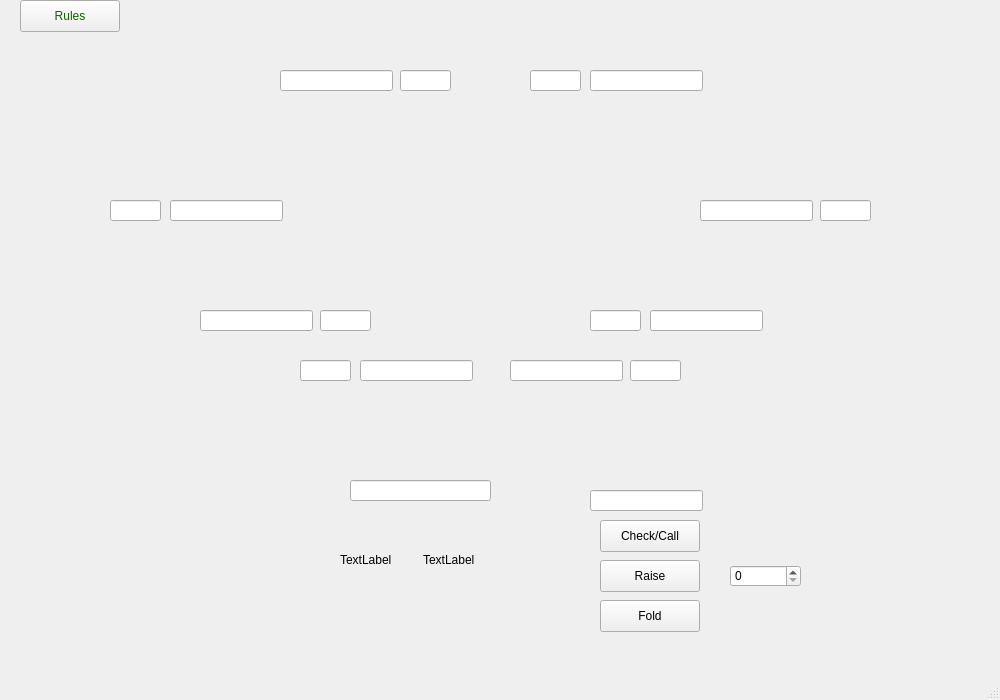
This is Poker/Visuals/Gamewindow/gamewindow.ui in Cenzito/Poker as Qt 5 draws it before an edit. The edited form follows.
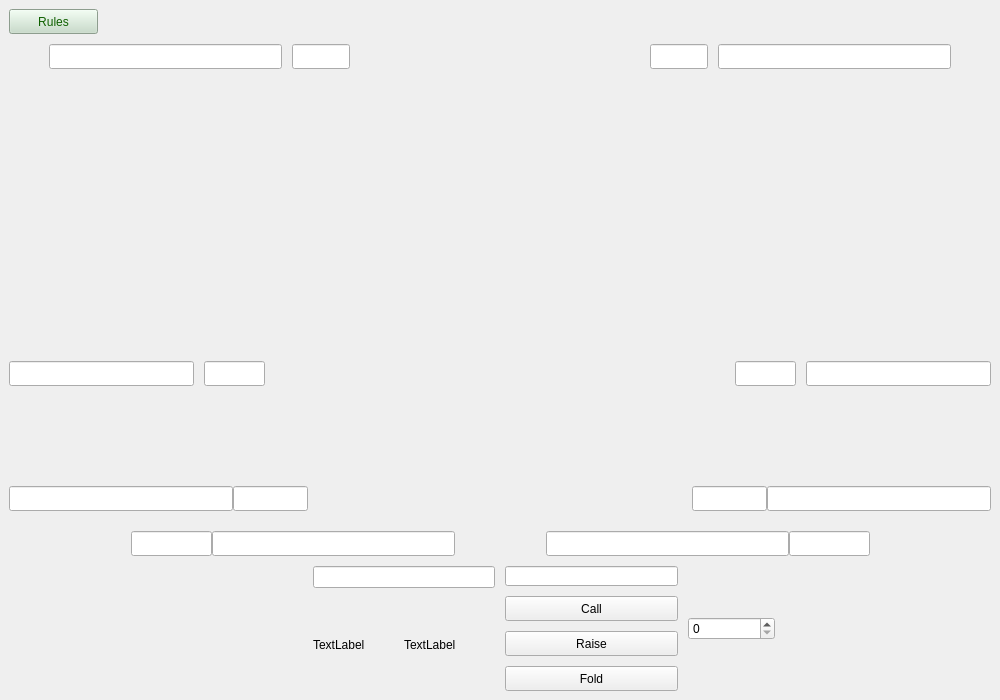
This is the edited form. Icons and pictures are not drawn.

Commit message: beginning of the layout display

```diff
--- a/Poker/Visuals/Gamewindow/gamewindow.ui
+++ b/Poker/Visuals/Gamewindow/gamewindow.ui
@@ -15,8 +15,8 @@
   </property>
   <property name="maximumSize">
    <size>
-    <width>1000</width>
-    <height>700</height>
+    <width>2000</width>
+    <height>2000</height>
    </size>
   </property>
   <property name="windowTitle">
@@ -26,593 +26,782 @@
    <string notr="true"/>
   </property>
   <widget class="QWidget" name="centralwidget">
-   <widget class="QLabel" name="label_card2">
-    <property name="geometry">
-     <rect>
-      <x>440</x>
-      <y>520</y>
-      <width>91</width>
-      <height>121</height>
-     </rect>
+   <property name="enabled">
+    <bool>true</bool>
+   </property>
+   <property name="cursor">
+    <cursorShape>OpenHandCursor</cursorShape>
+   </property>
+   <property name="mouseTracking">
+    <bool>false</bool>
+   </property>
+   <layout class="QVBoxLayout" name="verticalLayout_2" stretch="2,2,0,2,0,4,12">
+    <property name="spacing">
+     <number>10</number>
     </property>
-    <property name="styleSheet">
-     <string notr="true"/>
-    </property>
-    <property name="text">
-     <string/>
-    </property>
-   </widget>
-   <widget class="QPushButton" name="pushButton">
-    <property name="geometry">
-     <rect>
-      <x>20</x>
-      <y>0</y>
-      <width>100</width>
-      <height>32</height>
-     </rect>
-    </property>
-    <property name="styleSheet">
-     <string notr="true">background: none;
+    <item>
+     <layout class="QHBoxLayout" name="horizontalLayout_11" stretch="2,20">
+      <item>
+       <widget class="QPushButton" name="pushButton">
+        <property name="minimumSize">
+         <size>
+          <width>80</width>
+          <height>25</height>
+         </size>
+        </property>
+        <property name="styleSheet">
+         <string notr="true">
+background-color: rgb(197, 220, 199);
 color: rgb(15, 96, 0);</string>
-    </property>
-    <property name="text">
-     <string>Rules</string>
-    </property>
-   </widget>
-   <widget class="QPushButton" name="CallButton">
-    <property name="geometry">
-     <rect>
-      <x>600</x>
-      <y>520</y>
-      <width>100</width>
-      <height>32</height>
-     </rect>
-    </property>
-    <property name="text">
-     <string>Check/Call</string>
-    </property>
-   </widget>
-   <widget class="QPushButton" name="RaiseButton">
-    <property name="geometry">
-     <rect>
-      <x>600</x>
-      <y>560</y>
-      <width>100</width>
-      <height>32</height>
-     </rect>
-    </property>
-    <property name="text">
-     <string>Raise</string>
-    </property>
-   </widget>
-   <widget class="QPushButton" name="FoldButton">
-    <property name="geometry">
-     <rect>
-      <x>600</x>
-      <y>600</y>
-      <width>100</width>
-      <height>32</height>
-     </rect>
-    </property>
-    <property name="text">
-     <string>Fold</string>
-    </property>
-   </widget>
-   <widget class="QSpinBox" name="raise_box">
-    <property name="geometry">
-     <rect>
-      <x>730</x>
-      <y>565</y>
-      <width>71</width>
-      <height>22</height>
-     </rect>
-    </property>
-    <property name="maximum">
-     <number>10000000</number>
-    </property>
-    <property name="singleStep">
-     <number>100</number>
-    </property>
-   </widget>
-   <widget class="QLabel" name="label_card1">
-    <property name="geometry">
-     <rect>
-      <x>330</x>
-      <y>520</y>
-      <width>91</width>
-      <height>121</height>
-     </rect>
-    </property>
-    <property name="styleSheet">
-     <string notr="true"/>
-    </property>
-    <property name="text">
-     <string/>
-    </property>
-   </widget>
-   <widget class="QLineEdit" name="cumulative_bet_line">
-    <property name="geometry">
-     <rect>
-      <x>590</x>
-      <y>490</y>
-      <width>113</width>
-      <height>21</height>
-     </rect>
-    </property>
-    <property name="inputMask">
-     <string/>
-    </property>
-    <property name="frame">
-     <bool>true</bool>
-    </property>
-    <property name="alignment">
-     <set>Qt::AlignCenter</set>
-    </property>
-    <property name="readOnly">
-     <bool>true</bool>
-    </property>
-   </widget>
-   <widget class="QLineEdit" name="name_line">
-    <property name="geometry">
-     <rect>
-      <x>350</x>
-      <y>480</y>
-      <width>141</width>
-      <height>21</height>
-     </rect>
-    </property>
-    <property name="alignment">
-     <set>Qt::AlignCenter</set>
-    </property>
-    <property name="readOnly">
-     <bool>true</bool>
-    </property>
-   </widget>
-   <widget class="QWidget" name="horizontalLayoutWidget">
-    <property name="geometry">
-     <rect>
-      <x>340</x>
-      <y>520</y>
-      <width>160</width>
-      <height>80</height>
-     </rect>
-    </property>
-    <layout class="QHBoxLayout" name="horizontalLayout">
-     <item>
-      <widget class="QLabel" name="label">
-       <property name="styleSheet">
-        <string notr="true">background: none;</string>
-       </property>
-       <property name="text">
-        <string>TextLabel</string>
-       </property>
-      </widget>
-     </item>
-     <item>
-      <widget class="QLabel" name="label_2">
-       <property name="styleSheet">
-        <string notr="true">background: none;</string>
-       </property>
-       <property name="text">
-        <string>TextLabel</string>
-       </property>
-      </widget>
-     </item>
-    </layout>
-   </widget>
-   <widget class="QLabel" name="label_table">
-    <property name="geometry">
-     <rect>
-      <x>80</x>
-      <y>10</y>
-      <width>821</width>
-      <height>461</height>
-     </rect>
-    </property>
-    <property name="styleSheet">
-     <string notr="true"/>
-    </property>
-    <property name="text">
-     <string/>
-    </property>
-   </widget>
-   <widget class="QLineEdit" name="line_player1">
-    <property name="geometry">
-     <rect>
-      <x>280</x>
-      <y>70</y>
-      <width>113</width>
-      <height>21</height>
-     </rect>
-    </property>
-    <property name="alignment">
-     <set>Qt::AlignCenter</set>
-    </property>
-    <property name="readOnly">
-     <bool>true</bool>
-    </property>
-   </widget>
-   <widget class="QLineEdit" name="line_player3">
-    <property name="geometry">
-     <rect>
-      <x>700</x>
-      <y>200</y>
-      <width>113</width>
-      <height>21</height>
-     </rect>
-    </property>
-    <property name="alignment">
-     <set>Qt::AlignCenter</set>
-    </property>
-    <property name="readOnly">
-     <bool>true</bool>
-    </property>
-   </widget>
-   <widget class="QLineEdit" name="line_player4">
-    <property name="geometry">
-     <rect>
-      <x>650</x>
-      <y>310</y>
-      <width>113</width>
-      <height>21</height>
-     </rect>
-    </property>
-    <property name="alignment">
-     <set>Qt::AlignCenter</set>
-    </property>
-    <property name="readOnly">
-     <bool>true</bool>
-    </property>
-   </widget>
-   <widget class="QLineEdit" name="line_player5">
-    <property name="geometry">
-     <rect>
-      <x>510</x>
-      <y>360</y>
-      <width>113</width>
-      <height>21</height>
-     </rect>
-    </property>
-    <property name="alignment">
-     <set>Qt::AlignCenter</set>
-    </property>
-    <property name="readOnly">
-     <bool>true</bool>
-    </property>
-   </widget>
-   <widget class="QLineEdit" name="line_player7">
-    <property name="geometry">
-     <rect>
-      <x>200</x>
-      <y>310</y>
-      <width>113</width>
-      <height>21</height>
-     </rect>
-    </property>
-    <property name="alignment">
-     <set>Qt::AlignCenter</set>
-    </property>
-    <property name="readOnly">
-     <bool>true</bool>
-    </property>
-   </widget>
-   <widget class="QLineEdit" name="line_player8">
-    <property name="geometry">
-     <rect>
-      <x>170</x>
-      <y>200</y>
-      <width>113</width>
-      <height>21</height>
-     </rect>
-    </property>
-    <property name="alignment">
-     <set>Qt::AlignCenter</set>
-    </property>
-    <property name="readOnly">
-     <bool>true</bool>
-    </property>
-   </widget>
-   <widget class="QLineEdit" name="line_player6">
-    <property name="geometry">
-     <rect>
-      <x>360</x>
-      <y>360</y>
-      <width>113</width>
-      <height>21</height>
-     </rect>
-    </property>
-    <property name="alignment">
-     <set>Qt::AlignCenter</set>
-    </property>
-    <property name="readOnly">
-     <bool>true</bool>
-    </property>
-   </widget>
-   <widget class="QLineEdit" name="line_player2">
-    <property name="geometry">
-     <rect>
-      <x>590</x>
-      <y>70</y>
-      <width>113</width>
-      <height>21</height>
-     </rect>
-    </property>
-    <property name="alignment">
-     <set>Qt::AlignCenter</set>
-    </property>
-    <property name="readOnly">
-     <bool>true</bool>
-    </property>
-   </widget>
-   <widget class="QLineEdit" name="line_bet8">
-    <property name="geometry">
-     <rect>
-      <x>110</x>
-      <y>200</y>
-      <width>51</width>
-      <height>21</height>
-     </rect>
-    </property>
-    <property name="alignment">
-     <set>Qt::AlignCenter</set>
-    </property>
-    <property name="readOnly">
-     <bool>true</bool>
-    </property>
-   </widget>
-   <widget class="QLineEdit" name="line_bet5">
-    <property name="geometry">
-     <rect>
-      <x>630</x>
-      <y>360</y>
-      <width>51</width>
-      <height>21</height>
-     </rect>
-    </property>
-    <property name="alignment">
-     <set>Qt::AlignCenter</set>
-    </property>
-    <property name="readOnly">
-     <bool>true</bool>
-    </property>
-   </widget>
-   <widget class="QLineEdit" name="line_bet6">
-    <property name="geometry">
-     <rect>
-      <x>300</x>
-      <y>360</y>
-      <width>51</width>
-      <height>21</height>
-     </rect>
-    </property>
-    <property name="alignment">
-     <set>Qt::AlignCenter</set>
-    </property>
-    <property name="readOnly">
-     <bool>true</bool>
-    </property>
-   </widget>
-   <widget class="QLineEdit" name="line_bet7">
-    <property name="geometry">
-     <rect>
-      <x>320</x>
-      <y>310</y>
-      <width>51</width>
-      <height>21</height>
-     </rect>
-    </property>
-    <property name="alignment">
-     <set>Qt::AlignCenter</set>
-    </property>
-    <property name="readOnly">
-     <bool>true</bool>
-    </property>
-   </widget>
-   <widget class="QLineEdit" name="line_bet1">
-    <property name="geometry">
-     <rect>
-      <x>400</x>
-      <y>70</y>
-      <width>51</width>
-      <height>21</height>
-     </rect>
-    </property>
-    <property name="alignment">
-     <set>Qt::AlignCenter</set>
-    </property>
-    <property name="readOnly">
-     <bool>true</bool>
-    </property>
-   </widget>
-   <widget class="QLineEdit" name="line_bet3">
-    <property name="geometry">
-     <rect>
-      <x>820</x>
-      <y>200</y>
-      <width>51</width>
-      <height>21</height>
-     </rect>
-    </property>
-    <property name="alignment">
-     <set>Qt::AlignCenter</set>
-    </property>
-    <property name="readOnly">
-     <bool>true</bool>
-    </property>
-   </widget>
-   <widget class="QLineEdit" name="line_bet4">
-    <property name="geometry">
-     <rect>
-      <x>590</x>
-      <y>310</y>
-      <width>51</width>
-      <height>21</height>
-     </rect>
-    </property>
-    <property name="alignment">
-     <set>Qt::AlignCenter</set>
-    </property>
-    <property name="readOnly">
-     <bool>true</bool>
-    </property>
-   </widget>
-   <widget class="QLineEdit" name="line_bet2">
-    <property name="geometry">
-     <rect>
-      <x>530</x>
-      <y>70</y>
-      <width>51</width>
-      <height>21</height>
-     </rect>
-    </property>
-    <property name="alignment">
-     <set>Qt::AlignCenter</set>
-    </property>
-    <property name="readOnly">
-     <bool>true</bool>
-    </property>
-   </widget>
-   <widget class="QLabel" name="label_middlecard1">
-    <property name="geometry">
-     <rect>
-      <x>320</x>
-      <y>160</y>
-      <width>61</width>
-      <height>81</height>
-     </rect>
-    </property>
-    <property name="styleSheet">
-     <string notr="true"/>
-    </property>
-    <property name="text">
-     <string/>
-    </property>
-   </widget>
-   <widget class="QLabel" name="label_middlecard2">
-    <property name="geometry">
-     <rect>
-      <x>390</x>
-      <y>160</y>
-      <width>61</width>
-      <height>81</height>
-     </rect>
-    </property>
-    <property name="styleSheet">
-     <string notr="true"/>
-    </property>
-    <property name="text">
-     <string/>
-    </property>
-   </widget>
-   <widget class="QLabel" name="label_middlecard3">
-    <property name="geometry">
-     <rect>
-      <x>460</x>
-      <y>160</y>
-      <width>61</width>
-      <height>81</height>
-     </rect>
-    </property>
-    <property name="styleSheet">
-     <string notr="true"/>
-    </property>
-    <property name="text">
-     <string/>
-    </property>
-   </widget>
-   <widget class="QLabel" name="label_middlecard4">
-    <property name="geometry">
-     <rect>
-      <x>530</x>
-      <y>160</y>
-      <width>61</width>
-      <height>81</height>
-     </rect>
-    </property>
-    <property name="styleSheet">
-     <string notr="true"/>
-    </property>
-    <property name="text">
-     <string/>
-    </property>
-   </widget>
-   <widget class="QLabel" name="label_middlecard5">
-    <property name="geometry">
-     <rect>
-      <x>600</x>
-      <y>160</y>
-      <width>61</width>
-      <height>81</height>
-     </rect>
-    </property>
-    <property name="styleSheet">
-     <string notr="true"/>
-    </property>
-    <property name="text">
-     <string/>
-    </property>
-   </widget>
-   <widget class="QLabel" name="label_pot">
-    <property name="geometry">
-     <rect>
-      <x>450</x>
-      <y>220</y>
-      <width>81</width>
-      <height>81</height>
-     </rect>
-    </property>
-    <property name="text">
-     <string/>
-    </property>
-    <property name="scaledContents">
-     <bool>true</bool>
-    </property>
-   </widget>
-   <zorder>horizontalLayoutWidget</zorder>
-   <zorder>label_table</zorder>
-   <zorder>label_card2</zorder>
-   <zorder>CallButton</zorder>
-   <zorder>RaiseButton</zorder>
-   <zorder>FoldButton</zorder>
-   <zorder>raise_box</zorder>
-   <zorder>label_card1</zorder>
-   <zorder>cumulative_bet_line</zorder>
-   <zorder>name_line</zorder>
-   <zorder>pushButton</zorder>
-   <zorder>line_player1</zorder>
-   <zorder>line_player3</zorder>
-   <zorder>line_player4</zorder>
-   <zorder>line_player5</zorder>
-   <zorder>line_player7</zorder>
-   <zorder>line_player8</zorder>
-   <zorder>line_player6</zorder>
-   <zorder>line_player2</zorder>
-   <zorder>line_bet8</zorder>
-   <zorder>line_bet5</zorder>
-   <zorder>line_bet6</zorder>
-   <zorder>line_bet7</zorder>
-   <zorder>line_bet1</zorder>
-   <zorder>line_bet3</zorder>
-   <zorder>line_bet4</zorder>
-   <zorder>line_bet2</zorder>
-   <zorder>label_middlecard1</zorder>
-   <zorder>label_middlecard2</zorder>
-   <zorder>label_middlecard3</zorder>
-   <zorder>label_middlecard4</zorder>
-   <zorder>label_middlecard5</zorder>
-   <zorder>label_pot</zorder>
-  </widget>
-  <widget class="QMenuBar" name="menubar">
-   <property name="geometry">
-    <rect>
-     <x>0</x>
-     <y>0</y>
-     <width>1000</width>
-     <height>21</height>
-    </rect>
-   </property>
-  </widget>
-  <widget class="QStatusBar" name="statusbar"/>
+        </property>
+        <property name="text">
+         <string>Rules</string>
+        </property>
+       </widget>
+      </item>
+      <item>
+       <spacer name="horizontalSpacer_12">
+        <property name="orientation">
+         <enum>Qt::Horizontal</enum>
+        </property>
+        <property name="sizeHint" stdset="0">
+         <size>
+          <width>40</width>
+          <height>20</height>
+         </size>
+        </property>
+       </spacer>
+      </item>
+     </layout>
+    </item>
+    <item>
+     <layout class="QHBoxLayout" name="horizontalLayout_2" stretch="0,8,2,10,2,8,0">
+      <property name="sizeConstraint">
+       <enum>QLayout::SetMinimumSize</enum>
+      </property>
+      <item>
+       <spacer name="horizontalSpacer_16">
+        <property name="orientation">
+         <enum>Qt::Horizontal</enum>
+        </property>
+        <property name="sizeHint" stdset="0">
+         <size>
+          <width>40</width>
+          <height>20</height>
+         </size>
+        </property>
+       </spacer>
+      </item>
+      <item>
+       <widget class="QLineEdit" name="line_bet1">
+        <property name="minimumSize">
+         <size>
+          <width>110</width>
+          <height>25</height>
+         </size>
+        </property>
+        <property name="alignment">
+         <set>Qt::AlignCenter</set>
+        </property>
+        <property name="readOnly">
+         <bool>true</bool>
+        </property>
+       </widget>
+      </item>
+      <item>
+       <widget class="QLineEdit" name="line_player1">
+        <property name="minimumSize">
+         <size>
+          <width>50</width>
+          <height>25</height>
+         </size>
+        </property>
+        <property name="alignment">
+         <set>Qt::AlignCenter</set>
+        </property>
+        <property name="readOnly">
+         <bool>true</bool>
+        </property>
+       </widget>
+      </item>
+      <item>
+       <spacer name="horizontalSpacer">
+        <property name="orientation">
+         <enum>Qt::Horizontal</enum>
+        </property>
+        <property name="sizeHint" stdset="0">
+         <size>
+          <width>40</width>
+          <height>20</height>
+         </size>
+        </property>
+       </spacer>
+      </item>
+      <item>
+       <widget class="QLineEdit" name="line_bet2">
+        <property name="minimumSize">
+         <size>
+          <width>50</width>
+          <height>25</height>
+         </size>
+        </property>
+        <property name="alignment">
+         <set>Qt::AlignCenter</set>
+        </property>
+        <property name="readOnly">
+         <bool>true</bool>
+        </property>
+       </widget>
+      </item>
+      <item>
+       <widget class="QLineEdit" name="line_player2">
+        <property name="minimumSize">
+         <size>
+          <width>110</width>
+          <height>25</height>
+         </size>
+        </property>
+        <property name="alignment">
+         <set>Qt::AlignCenter</set>
+        </property>
+        <property name="readOnly">
+         <bool>true</bool>
+        </property>
+       </widget>
+      </item>
+      <item>
+       <spacer name="horizontalSpacer_17">
+        <property name="orientation">
+         <enum>Qt::Horizontal</enum>
+        </property>
+        <property name="sizeHint" stdset="0">
+         <size>
+          <width>40</width>
+          <height>20</height>
+         </size>
+        </property>
+       </spacer>
+      </item>
+     </layout>
+    </item>
+    <item>
+     <spacer name="verticalSpacer">
+      <property name="orientation">
+       <enum>Qt::Vertical</enum>
+      </property>
+      <property name="sizeHint" stdset="0">
+       <size>
+        <width>20</width>
+        <height>10</height>
+       </size>
+      </property>
+     </spacer>
+    </item>
+    <item>
+     <layout class="QHBoxLayout" name="horizontalLayout_4" stretch="6,2,0,12,0,2,6">
+      <item>
+       <widget class="QLineEdit" name="line_player8">
+        <property name="minimumSize">
+         <size>
+          <width>110</width>
+          <height>25</height>
+         </size>
+        </property>
+        <property name="alignment">
+         <set>Qt::AlignCenter</set>
+        </property>
+        <property name="readOnly">
+         <bool>true</bool>
+        </property>
+       </widget>
+      </item>
+      <item>
+       <widget class="QLineEdit" name="line_bet8">
+        <property name="minimumSize">
+         <size>
+          <width>50</width>
+          <height>25</height>
+         </size>
+        </property>
+        <property name="alignment">
+         <set>Qt::AlignCenter</set>
+        </property>
+        <property name="readOnly">
+         <bool>true</bool>
+        </property>
+       </widget>
+      </item>
+      <item>
+       <spacer name="horizontalSpacer_2">
+        <property name="orientation">
+         <enum>Qt::Horizontal</enum>
+        </property>
+        <property name="sizeHint" stdset="0">
+         <size>
+          <width>40</width>
+          <height>20</height>
+         </size>
+        </property>
+       </spacer>
+      </item>
+      <item>
+       <layout class="QHBoxLayout" name="horizontalLayout_3">
+        <item>
+         <widget class="QLabel" name="label_middlecard3">
+          <property name="styleSheet">
+           <string notr="true"/>
+          </property>
+          <property name="text">
+           <string/>
+          </property>
+         </widget>
+        </item>
+        <item>
+         <widget class="QLabel" name="label_middlecard4">
+          <property name="styleSheet">
+           <string notr="true"/>
+          </property>
+          <property name="text">
+           <string/>
+          </property>
+         </widget>
+        </item>
+        <item>
+         <widget class="QLabel" name="label_middlecard1">
+          <property name="styleSheet">
+           <string notr="true"/>
+          </property>
+          <property name="text">
+           <string/>
+          </property>
+         </widget>
+        </item>
+        <item>
+         <widget class="QLabel" name="label_middlecard2">
+          <property name="styleSheet">
+           <string notr="true"/>
+          </property>
+          <property name="text">
+           <string/>
+          </property>
+         </widget>
+        </item>
+        <item>
+         <widget class="QLabel" name="label_middlecard5">
+          <property name="styleSheet">
+           <string notr="true">
+</string>
+          </property>
+          <property name="text">
+           <string/>
+          </property>
+         </widget>
+        </item>
+       </layout>
+      </item>
+      <item>
+       <spacer name="horizontalSpacer_3">
+        <property name="orientation">
+         <enum>Qt::Horizontal</enum>
+        </property>
+        <property name="sizeHint" stdset="0">
+         <size>
+          <width>40</width>
+          <height>20</height>
+         </size>
+        </property>
+       </spacer>
+      </item>
+      <item>
+       <widget class="QLineEdit" name="line_bet3">
+        <property name="minimumSize">
+         <size>
+          <width>50</width>
+          <height>25</height>
+         </size>
+        </property>
+        <property name="alignment">
+         <set>Qt::AlignCenter</set>
+        </property>
+        <property name="readOnly">
+         <bool>true</bool>
+        </property>
+       </widget>
+      </item>
+      <item>
+       <widget class="QLineEdit" name="line_player3">
+        <property name="minimumSize">
+         <size>
+          <width>110</width>
+          <height>25</height>
+         </size>
+        </property>
+        <property name="alignment">
+         <set>Qt::AlignCenter</set>
+        </property>
+        <property name="readOnly">
+         <bool>true</bool>
+        </property>
+       </widget>
+      </item>
+     </layout>
+    </item>
+    <item>
+     <layout class="QHBoxLayout" name="horizontalLayout_12" stretch="5,1,5">
+      <item>
+       <spacer name="horizontalSpacer_15">
+        <property name="orientation">
+         <enum>Qt::Horizontal</enum>
+        </property>
+        <property name="sizeHint" stdset="0">
+         <size>
+          <width>40</width>
+          <height>20</height>
+         </size>
+        </property>
+       </spacer>
+      </item>
+      <item>
+       <widget class="QLabel" name="label_pot">
+        <property name="minimumSize">
+         <size>
+          <width>80</width>
+          <height>80</height>
+         </size>
+        </property>
+        <property name="styleSheet">
+         <string notr="true">background: None;</string>
+        </property>
+        <property name="text">
+         <string/>
+        </property>
+        <property name="scaledContents">
+         <bool>true</bool>
+        </property>
+       </widget>
+      </item>
+      <item>
+       <spacer name="horizontalSpacer_13">
+        <property name="orientation">
+         <enum>Qt::Horizontal</enum>
+        </property>
+        <property name="sizeHint" stdset="0">
+         <size>
+          <width>40</width>
+          <height>20</height>
+         </size>
+        </property>
+       </spacer>
+      </item>
+     </layout>
+    </item>
+    <item>
+     <layout class="QGridLayout" name="gridLayout_2" columnstretch="0,0,0,0" rowminimumheight="0,0">
+      <property name="verticalSpacing">
+       <number>20</number>
+      </property>
+      <item row="0" column="1">
+       <layout class="QHBoxLayout" name="horizontalLayout_5" stretch="6,2,5">
+        <property name="leftMargin">
+         <number>0</number>
+        </property>
+        <item>
+         <widget class="QLineEdit" name="line_player7">
+          <property name="minimumSize">
+           <size>
+            <width>110</width>
+            <height>25</height>
+           </size>
+          </property>
+          <property name="alignment">
+           <set>Qt::AlignCenter</set>
+          </property>
+          <property name="readOnly">
+           <bool>true</bool>
+          </property>
+         </widget>
+        </item>
+        <item>
+         <widget class="QLineEdit" name="line_bet7">
+          <property name="minimumSize">
+           <size>
+            <width>50</width>
+            <height>25</height>
+           </size>
+          </property>
+          <property name="alignment">
+           <set>Qt::AlignCenter</set>
+          </property>
+          <property name="readOnly">
+           <bool>true</bool>
+          </property>
+         </widget>
+        </item>
+        <item>
+         <spacer name="horizontalSpacer_4">
+          <property name="orientation">
+           <enum>Qt::Horizontal</enum>
+          </property>
+          <property name="sizeHint" stdset="0">
+           <size>
+            <width>40</width>
+            <height>20</height>
+           </size>
+          </property>
+         </spacer>
+        </item>
+       </layout>
+      </item>
+      <item row="1" column="3">
+       <layout class="QHBoxLayout" name="horizontalLayout_9" stretch="1,6,2,3">
+        <item>
+         <spacer name="horizontalSpacer_7">
+          <property name="orientation">
+           <enum>Qt::Horizontal</enum>
+          </property>
+          <property name="sizeHint" stdset="0">
+           <size>
+            <width>40</width>
+            <height>20</height>
+           </size>
+          </property>
+         </spacer>
+        </item>
+        <item>
+         <widget class="QLineEdit" name="line_player5">
+          <property name="minimumSize">
+           <size>
+            <width>110</width>
+            <height>25</height>
+           </size>
+          </property>
+          <property name="alignment">
+           <set>Qt::AlignCenter</set>
+          </property>
+          <property name="readOnly">
+           <bool>true</bool>
+          </property>
+         </widget>
+        </item>
+        <item>
+         <widget class="QLineEdit" name="line_bet5">
+          <property name="minimumSize">
+           <size>
+            <width>50</width>
+            <height>25</height>
+           </size>
+          </property>
+          <property name="alignment">
+           <set>Qt::AlignCenter</set>
+          </property>
+          <property name="readOnly">
+           <bool>true</bool>
+          </property>
+         </widget>
+        </item>
+        <item>
+         <spacer name="horizontalSpacer_9">
+          <property name="orientation">
+           <enum>Qt::Horizontal</enum>
+          </property>
+          <property name="sizeHint" stdset="0">
+           <size>
+            <width>40</width>
+            <height>20</height>
+           </size>
+          </property>
+         </spacer>
+        </item>
+       </layout>
+      </item>
+      <item row="0" column="3">
+       <layout class="QHBoxLayout" name="horizontalLayout_6" stretch="5,2,6">
+        <item>
+         <spacer name="horizontalSpacer_5">
+          <property name="orientation">
+           <enum>Qt::Horizontal</enum>
+          </property>
+          <property name="sizeHint" stdset="0">
+           <size>
+            <width>40</width>
+            <height>20</height>
+           </size>
+          </property>
+         </spacer>
+        </item>
+        <item>
+         <widget class="QLineEdit" name="line_bet4">
+          <property name="minimumSize">
+           <size>
+            <width>50</width>
+            <height>25</height>
+           </size>
+          </property>
+          <property name="alignment">
+           <set>Qt::AlignCenter</set>
+          </property>
+          <property name="readOnly">
+           <bool>true</bool>
+          </property>
+         </widget>
+        </item>
+        <item>
+         <widget class="QLineEdit" name="line_player4">
+          <property name="minimumSize">
+           <size>
+            <width>110</width>
+            <height>25</height>
+           </size>
+          </property>
+          <property name="alignment">
+           <set>Qt::AlignCenter</set>
+          </property>
+          <property name="readOnly">
+           <bool>true</bool>
+          </property>
+         </widget>
+        </item>
+       </layout>
+      </item>
+      <item row="1" column="1">
+       <layout class="QHBoxLayout" name="horizontalLayout_7" stretch="3,2,6,1">
+        <item>
+         <spacer name="horizontalSpacer_8">
+          <property name="orientation">
+           <enum>Qt::Horizontal</enum>
+          </property>
+          <property name="sizeHint" stdset="0">
+           <size>
+            <width>40</width>
+            <height>20</height>
+           </size>
+          </property>
+         </spacer>
+        </item>
+        <item>
+         <widget class="QLineEdit" name="line_bet6">
+          <property name="minimumSize">
+           <size>
+            <width>50</width>
+            <height>25</height>
+           </size>
+          </property>
+          <property name="alignment">
+           <set>Qt::AlignCenter</set>
+          </property>
+          <property name="readOnly">
+           <bool>true</bool>
+          </property>
+         </widget>
+        </item>
+        <item>
+         <widget class="QLineEdit" name="line_player6">
+          <property name="minimumSize">
+           <size>
+            <width>110</width>
+            <height>25</height>
+           </size>
+          </property>
+          <property name="alignment">
+           <set>Qt::AlignCenter</set>
+          </property>
+          <property name="readOnly">
+           <bool>true</bool>
+          </property>
+         </widget>
+        </item>
+        <item>
+         <spacer name="horizontalSpacer_6">
+          <property name="orientation">
+           <enum>Qt::Horizontal</enum>
+          </property>
+          <property name="sizeHint" stdset="0">
+           <size>
+            <width>40</width>
+            <height>20</height>
+           </size>
+          </property>
+         </spacer>
+        </item>
+       </layout>
+      </item>
+     </layout>
+    </item>
+    <item>
+     <layout class="QHBoxLayout" name="horizontalLayout_10" stretch="6,6">
+      <item>
+       <layout class="QGridLayout" name="gridLayout_3" rowstretch="0,0" columnstretch="5,3">
+        <property name="horizontalSpacing">
+         <number>2</number>
+        </property>
+        <item row="1" column="1">
+         <layout class="QHBoxLayout" name="horizontalLayout">
+          <item>
+           <widget class="QLabel" name="label">
+            <property name="styleSheet">
+             <string notr="true"/>
+            </property>
+            <property name="text">
+             <string>TextLabel</string>
+            </property>
+           </widget>
+          </item>
+          <item>
+           <widget class="QLabel" name="label_2">
+            <property name="styleSheet">
+             <string notr="true">
+</string>
+            </property>
+            <property name="text">
+             <string>TextLabel</string>
+            </property>
+           </widget>
+          </item>
+         </layout>
+        </item>
+        <item row="0" column="1">
+         <widget class="QLineEdit" name="name_line">
+          <property name="alignment">
+           <set>Qt::AlignCenter</set>
+          </property>
+          <property name="readOnly">
+           <bool>true</bool>
+          </property>
+         </widget>
+        </item>
+        <item row="0" column="0">
+         <spacer name="horizontalSpacer_11">
+          <property name="orientation">
+           <enum>Qt::Horizontal</enum>
+          </property>
+          <property name="sizeHint" stdset="0">
+           <size>
+            <width>40</width>
+            <height>20</height>
+           </size>
+          </property>
+         </spacer>
+        </item>
+        <item row="1" column="0">
+         <spacer name="horizontalSpacer_10">
+          <property name="orientation">
+           <enum>Qt::Horizontal</enum>
+          </property>
+          <property name="sizeHint" stdset="0">
+           <size>
+            <width>40</width>
+            <height>20</height>
+           </size>
+          </property>
+         </spacer>
+        </item>
+       </layout>
+      </item>
+      <item>
+       <layout class="QHBoxLayout" name="horizontalLayout_8" stretch="4,2,5">
+        <item>
+         <layout class="QVBoxLayout" name="verticalLayout">
+          <property name="spacing">
+           <number>10</number>
+          </property>
+          <item>
+           <widget class="QLineEdit" name="cumulative_bet_line">
+            <property name="minimumSize">
+             <size>
+              <width>80</width>
+              <height>20</height>
+             </size>
+            </property>
+            <property name="inputMask">
+             <string/>
+            </property>
+            <property name="frame">
+             <bool>true</bool>
+            </property>
+            <property name="alignment">
+             <set>Qt::AlignCenter</set>
+            </property>
+            <property name="readOnly">
+             <bool>true</bool>
+            </property>
+           </widget>
+          </item>
+          <item>
+           <widget class="QPushButton" name="CallButton">
+            <property name="minimumSize">
+             <size>
+              <width>80</width>
+              <height>25</height>
+             </size>
+            </property>
+            <property name="text">
+             <string>Call</string>
+            </property>
+           </widget>
+          </item>
+          <item>
+           <widget class="QPushButton" name="RaiseButton">
+            <property name="minimumSize">
+             <size>
+              <width>80</width>
+              <height>25</height>
+             </size>
+            </property>
+            <property name="text">
+             <string>Raise</string>
+            </property>
+           </widget>
+          </item>
+          <item>
+           <widget class="QPushButton" name="FoldButton">
+            <property name="minimumSize">
+             <size>
+              <width>80</width>
+              <height>25</height>
+             </size>
+            </property>
+            <property name="text">
+             <string>Fold</string>
+            </property>
+           </widget>
+          </item>
+         </layout>
+        </item>
+        <item>
+         <widget class="QSpinBox" name="raise_box">
+          <property name="minimumSize">
+           <size>
+            <width>60</width>
+            <height>20</height>
+           </size>
+          </property>
+          <property name="maximum">
+           <number>10000000</number>
+          </property>
+          <property name="singleStep">
+           <number>100</number>
+          </property>
+         </widget>
+        </item>
+        <item>
+         <spacer name="horizontalSpacer_14">
+          <property name="orientation">
+           <enum>Qt::Horizontal</enum>
+          </property>
+          <property name="sizeHint" stdset="0">
+           <size>
+            <width>40</width>
+            <height>20</height>
+           </size>
+          </property>
+         </spacer>
+        </item>
+       </layout>
+      </item>
+     </layout>
+    </item>
+   </layout>
+  </widget>
  </widget>
  <resources/>
  <connections/>
```
Left out of the diff: 7 changed lines with no effect on the pictures. The commit also changes 1 other file.
